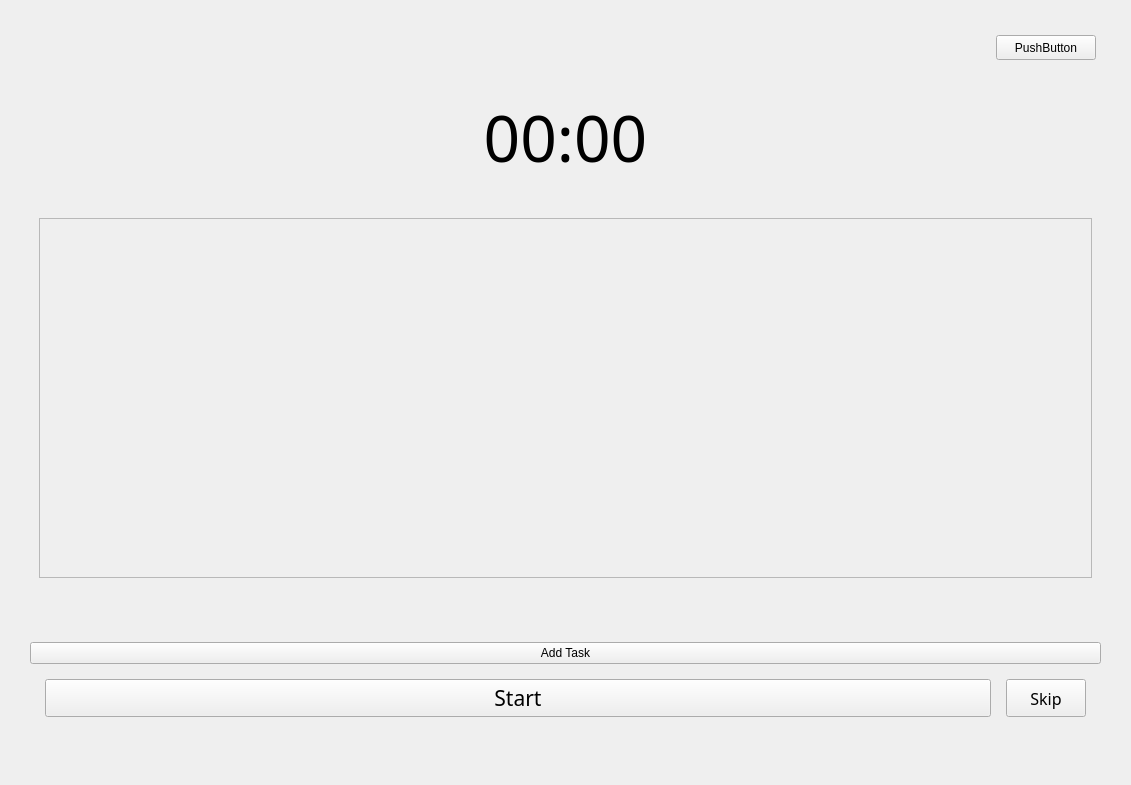
Before: the Qt Designer form PomoPeak/pomopeak.ui in TheVipek/PomoPeak, drawn with Qt 5.
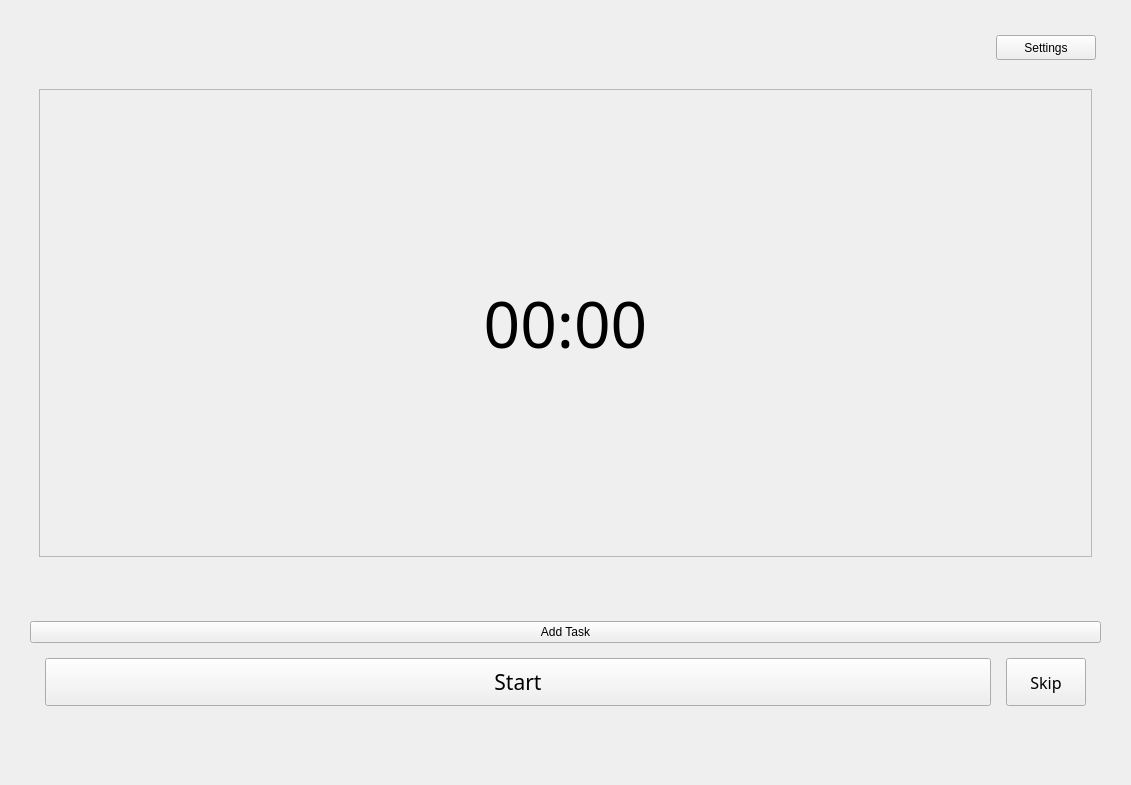
After: the same form once the commit is applied.

Commit message: resopnsivity in pomopeaksettings and  settings btn

Diff of the .ui file:
```diff
--- a/PomoPeak/pomopeak.ui
+++ b/PomoPeak/pomopeak.ui
@@ -40,6 +40,20 @@
    </property>
    <layout class="QVBoxLayout" name="verticalLayout">
     <property name="leftMargin">
+     <number>0</number>
+    </property>
+    <property name="topMargin">
+     <number>0</number>
+    </property>
+    <property name="rightMargin">
+     <number>0</number>
+    </property>
+    <property name="bottomMargin">
+     <number>0</number>
+    </property>
+    <item>
+     <layout class="QVBoxLayout" name="widgetsLayout">
+      <property name="leftMargin">
      <number>15</number>
     </property>
     <property name="topMargin">
@@ -52,7 +66,8 @@
      <number>15</number>
     </property>
     <item>
-     <layout class="QVBoxLayout" name="allElementsLayout" stretch="0,3,10,0,0,1,1">
+       <widget class="QWidget" name="widget" native="true">
+        <layout class="QVBoxLayout" name="allElementsLayout" stretch="0,10,0,0,1,1">
       <property name="spacing">
        <number>15</number>
       </property>
@@ -104,43 +119,12 @@
            </size>
           </property>
           <property name="text">
-           <string>PushButton</string>
+              <string>Settings</string>
           </property>
          </widget>
         </item>
        </layout>
       </item>
-      <item>
-       <widget class="QLabel" name="TimeLabel">
-        <property name="minimumSize">
-         <size>
-          <width>0</width>
-          <height>0</height>
-         </size>
-        </property>
-        <property name="font">
-         <font>
-          <family>BIZ UDPMincho</family>
-          <pointsize>48</pointsize>
-         </font>
-        </property>
-        <property name="text">
-         <string>00:00</string>
-        </property>
-        <property name="textFormat">
-         <enum>Qt::AutoText</enum>
-        </property>
-        <property name="scaledContents">
-         <bool>false</bool>
-        </property>
-        <property name="alignment">
-         <set>Qt::AlignCenter</set>
-        </property>
-        <property name="wordWrap">
-         <bool>false</bool>
-        </property>
-       </widget>
-      </item>
       <item>
        <widget class="QWidget" name="tasksLayout" native="true">
         <layout class="QGridLayout" name="gridLayout_2">
@@ -173,7 +157,7 @@
               <x>0</x>
               <y>0</y>
               <width>1051</width>
-              <height>338</height>
+                 <height>439</height>
              </rect>
             </property>
             <property name="sizePolicy">
@@ -184,7 +168,39 @@
             </property>
             <layout class="QGridLayout" name="gridLayout_3">
              <item row="0" column="0">
-              <layout class="QVBoxLayout" name="tasksContentV2"/>
+                 <layout class="QVBoxLayout" name="tasksContentV2">
+                  <item>
+                   <widget class="QLabel" name="TimeLabel">
+                    <property name="minimumSize">
+                     <size>
+                      <width>0</width>
+                      <height>0</height>
+                     </size>
+                    </property>
+                    <property name="font">
+                     <font>
+                      <family>BIZ UDPMincho</family>
+                      <pointsize>48</pointsize>
+                     </font>
+                    </property>
+                    <property name="text">
+                     <string>00:00</string>
+                    </property>
+                    <property name="textFormat">
+                     <enum>Qt::AutoText</enum>
+                    </property>
+                    <property name="scaledContents">
+                     <bool>false</bool>
+                    </property>
+                    <property name="alignment">
+                     <set>Qt::AlignCenter</set>
+                    </property>
+                    <property name="wordWrap">
+                     <bool>false</bool>
+                    </property>
+                   </widget>
+                  </item>
+                 </layout>
              </item>
             </layout>
            </widget>
@@ -276,6 +292,9 @@
          </size>
         </property>
        </spacer>
+         </item>
+        </layout>
+       </widget>
       </item>
      </layout>
     </item>
```
Left out of the diff: 4 changed lines with no effect on the pictures. Lines whose indentation alone changed are shown as unchanged. The commit also changes 3 other files.
